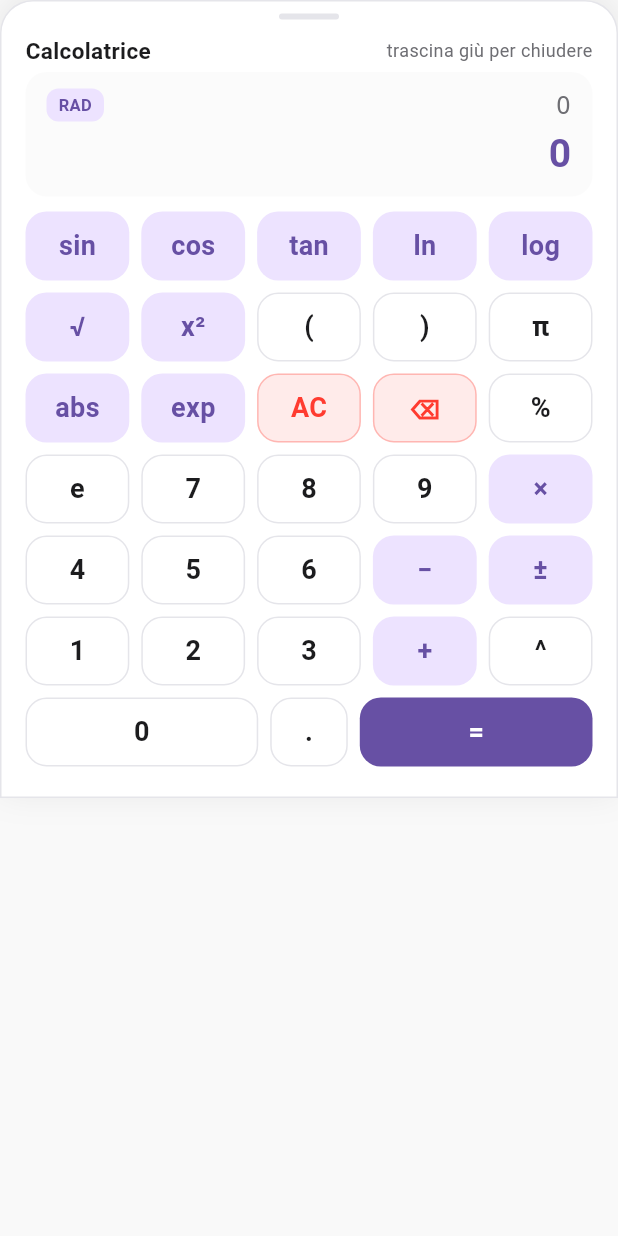
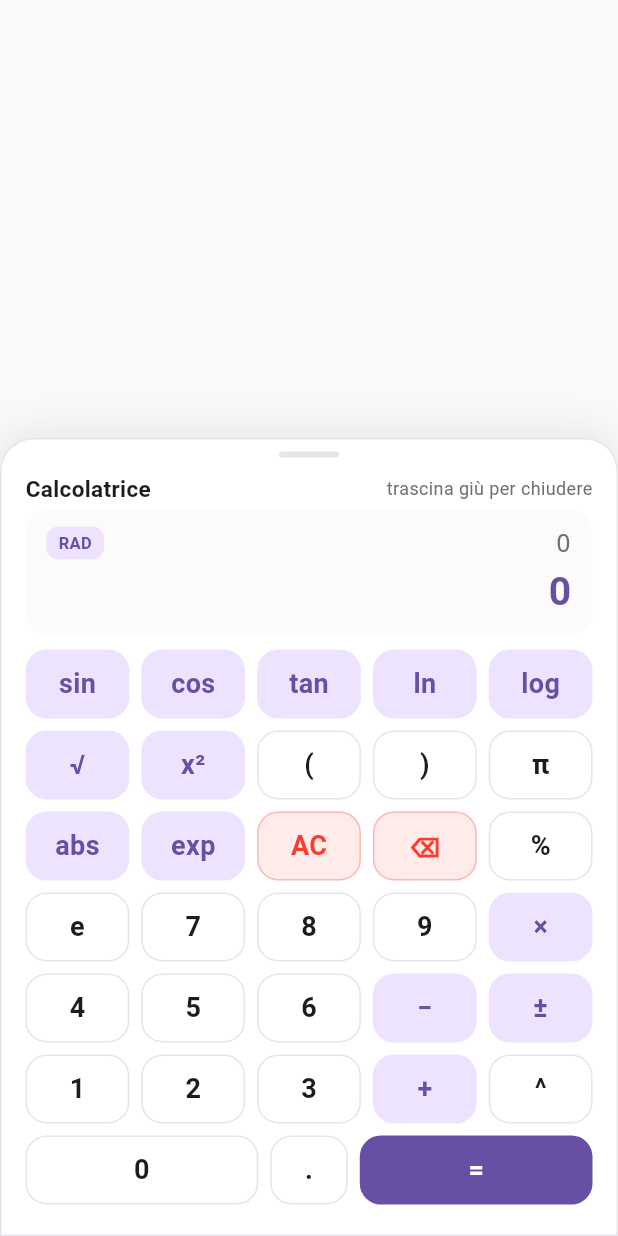
Before and after one commit to MagnificoRettore/math-app, a Flutter app: the ScientificCalculatorSheet widget shown alone on an empty page, opened directly with empty values, on a phone screen of 412 x 824 dp. Run offline on Flutter 3.47's test engine with Material 3 defaults, Android fonts, the phone set to English and light mode, and no system bars; our stand-ins replace lottie, material_symbols_icons, shared_preferences; missing offline and left inert: flutter_math_fork, material_3_expressive; accounts and stored records are empty.

Commit message:
feat: calcolatrice chiude con tap fuori e fisica drag allineata alla sheet scelta scuola
- barrier trasparente full-screen: tap fuori dalla sheet -> chiusura animata
- drag follow 1:1 (rimosso clamp 360px), fling >700px/s o trascinamento oltre meta altezza reale -> chiude, altrimenti snap back
- lesson_screen: ScientificCalculatorSheet in Positioned.fill

```diff
--- a/lib/screens/lesson_screen.dart
+++ b/lib/screens/lesson_screen.dart
@@ -218,10 +218,7 @@ class _LessonScreenState extends State<LessonScreen> {
             ),
           ),
           if (_calcOpen)
-            Positioned(
-              left: 0,
-              right: 0,
-              bottom: 0,
+            Positioned.fill(
               child: ScientificCalculatorSheet(
                 onClose: () => setState(() => _calcOpen = false),
               ),
--- a/lib/widgets/scientific_calculator.dart
+++ b/lib/widgets/scientific_calculator.dart
@@ -20,8 +20,11 @@ class ScientificCalculatorSheet extends StatefulWidget {
 
 class _ScientificCalculatorSheetState extends State<ScientificCalculatorSheet>
     with TickerProviderStateMixin {
-  static const _dismissDrag = 120.0;
-  static const _dismissVelocity = 800.0;
+  static const _dismissFraction = 0.5;
+  static const _dismissVelocity = 700.0;
+
+  final GlobalKey _sheetKey = GlobalKey();
+  double? _sheetHeight;
 
   late final AnimationController _entrance = AnimationController(
     vsync: this,
@@ -55,6 +58,12 @@ class _ScientificCalculatorSheetState extends State<ScientificCalculatorSheet>
         }
       })
       ..forward();
+    WidgetsBinding.instance.addPostFrameCallback((_) {
+      final box = _sheetKey.currentContext?.findRenderObject() as RenderBox?;
+      if (box != null && box.hasSize) {
+        setState(() => _sheetHeight = box.size.height);
+      }
+    });
   }
 
   @override
@@ -66,7 +75,7 @@ class _ScientificCalculatorSheetState extends State<ScientificCalculatorSheet>
 
   void _onDragUpdate(DragUpdateDetails details) {
     if (!_interactive || _dismissing) return;
-    _dragOffset = (_dragOffset + details.delta.dy).clamp(0, 360);
+    _dragOffset += details.delta.dy;
     _dragCtrl.value = _dragOffset;
   }
 
@@ -75,7 +84,10 @@ class _ScientificCalculatorSheetState extends State<ScientificCalculatorSheet>
     final fast =
         details.primaryVelocity != null &&
         details.primaryVelocity! > _dismissVelocity;
-    if (_dragOffset > _dismissDrag || fast) {
+    final height = _sheetHeight;
+    final beyondThreshold =
+        height != null && _dragOffset > height * _dismissFraction;
+    if (fast || beyondThreshold) {
       _dismiss();
     } else if (_dragOffset > 0) {
       _dragCtrl
@@ -212,11 +224,18 @@ class _ScientificCalculatorSheetState extends State<ScientificCalculatorSheet>
   @override
   Widget build(BuildContext context) {
     final c = AppColors.of(context);
-    return Align(
+    return Stack(
+      children: [
+        Positioned.fill(
+          child: GestureDetector(
+            behavior: HitTestBehavior.translucent,
+            onTap: _dismiss,
+          ),
+        ),
+        Align(
           alignment: Alignment.bottomCenter,
-      widthFactor: 1,
-      heightFactor: 1,
           child: GestureDetector(
+            key: const ValueKey('calc-sheet'),
             behavior: HitTestBehavior.opaque,
             onVerticalDragUpdate: _onDragUpdate,
             onVerticalDragEnd: _onDragEnd,
@@ -232,6 +251,8 @@ class _ScientificCalculatorSheetState extends State<ScientificCalculatorSheet>
               ),
             ),
           ),
+        ),
+      ],
     );
   }
 
@@ -239,6 +260,7 @@ class _ScientificCalculatorSheetState extends State<ScientificCalculatorSheet>
     return Material(
       color: Colors.transparent,
       child: Container(
+        key: _sheetKey,
         width: double.infinity,
         padding: const EdgeInsets.fromLTRB(16, 8, 16, 12),
         decoration: BoxDecoration(
```
Also changed, not shown: 1 other file. Lines whose indentation alone changed are shown as unchanged.
